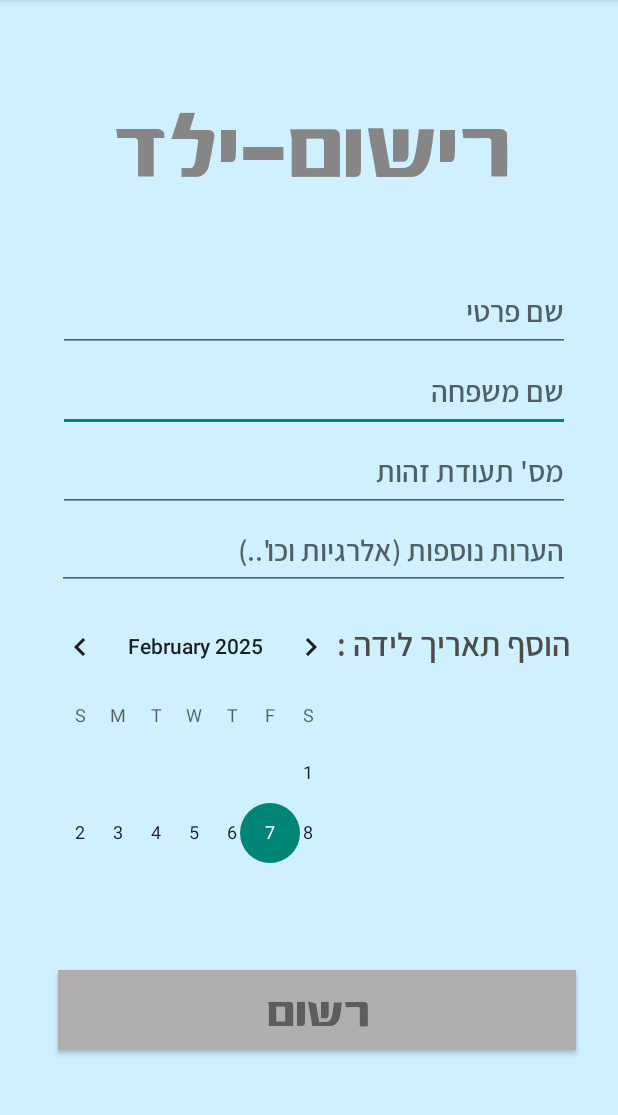
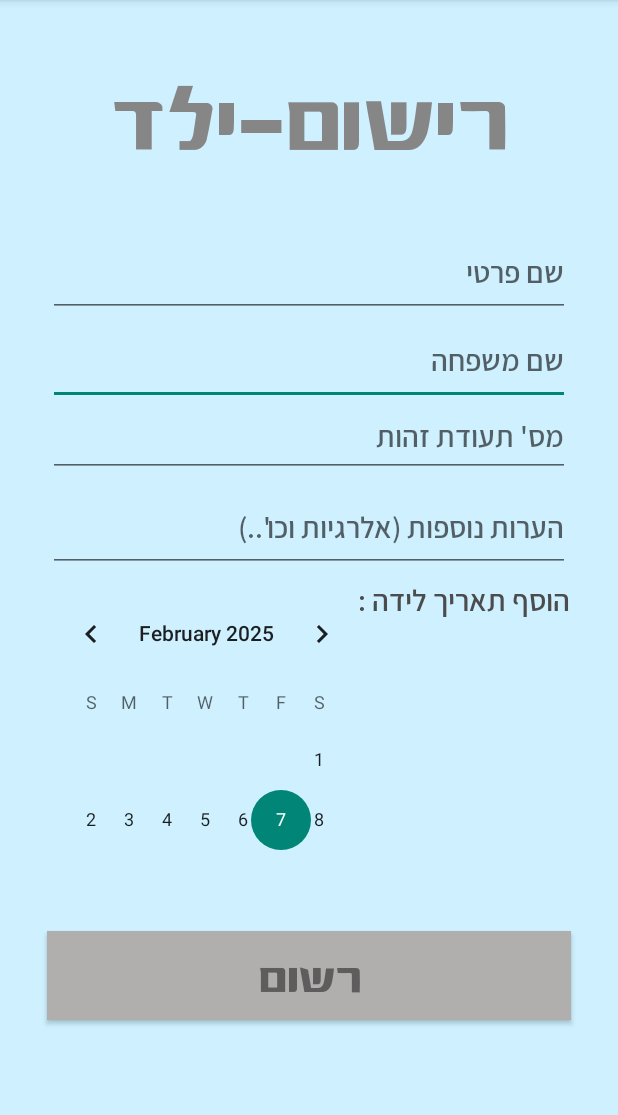
Before and after one commit to NoyaYpixel/seeAble, an Android app: the AddChild screen opened directly, with no data from a screen before it, on a phone screen of 412 x 824 dp, the part 84-1199 px from its top. Run offline under Robolectric (Android 15) with nearby library versions, the phone set to English and light mode, and no system bars; our stand-ins replace Firebase (no records; nobody signed in at launch, a user with empty details on screens opened directly).

Commit message:
eod 24.1.25

```diff
--- a/app/src/main/java/com/example/seeable/screens/Login.java
+++ b/app/src/main/java/com/example/seeable/screens/Login.java
@@ -73,7 +73,7 @@ public class Login extends AppCompatActivity implements View.OnClickListener {
                         // Sign in success, update UI with the signed-in user's information
                        // SharedPreferencesUtil.saveUser(Login.this, user);
                         Log.d("TAG", "signInWithEmail:success");
-                        Intent go = new Intent(getApplicationContext(), AddUserTeam.class);
+                        Intent go = new Intent(getApplicationContext(), SendAPublicMessage.class);
                         startActivity(go);
                     }
 
--- a/app/src/main/res/layout/activity_add_child.xml
+++ b/app/src/main/res/layout/activity_add_child.xml
@@ -9,66 +9,121 @@
     tools:context=".screens.AddChild">
 
 
+    <Button
+        android:id="@+id/button"
+        android:layout_width="0dp"
+        android:layout_height="0dp"
+        android:layout_marginStart="31dp"
+        android:layout_marginEnd="31dp"
+        android:layout_marginBottom="88dp"
+        android:background="#B1AEAE"
+        android:fontFamily="@font/asakimboldwebfont"
+        android:text="רשום"
+        android:textColor="#5E5C5C"
+        android:textSize="35dp"
+        app:layout_constraintBottom_toBottomOf="parent"
+        app:layout_constraintEnd_toEndOf="parent"
+        app:layout_constraintStart_toStartOf="parent"
+        app:layout_constraintTop_toBottomOf="@+id/tvbirthdayC" />
+
+    <CalendarView
+        android:id="@+id/birthdayC"
+        android:layout_width="219dp"
+        android:layout_height="178dp"
+        android:layout_marginStart="28dp"
+        android:layout_marginTop="200dp"
+        android:layout_marginBottom="201dp"
+        app:layout_constraintBottom_toBottomOf="parent"
+        app:layout_constraintStart_toStartOf="parent"
+        app:layout_constraintTop_toTopOf="@+id/etCFName"
+        app:layout_constraintVertical_bias="1.0" />
+
     <EditText
         android:id="@+id/etCLName"
-        android:layout_width="341dp"
-        android:layout_height="53dp"
-        android:layout_marginEnd="32dp"
+        android:layout_width="0dp"
+        android:layout_height="0dp"
+        android:layout_marginBottom="52dp"
         android:ems="10"
         android:fontFamily="@font/assistantsemibold"
         android:hint="שם משפחה"
         android:inputType="text"
         android:textSize="20sp"
-        app:layout_constraintBottom_toTopOf="@+id/etCId"
-        app:layout_constraintEnd_toEndOf="parent" />
+        app:layout_constraintBottom_toTopOf="@+id/etCommentsC"
+        app:layout_constraintEnd_toEndOf="@+id/etCId"
+        app:layout_constraintHorizontal_bias="1.0"
+        app:layout_constraintStart_toStartOf="@+id/etCId"
+        app:layout_constraintTop_toBottomOf="@+id/etCFName" />
+
+    <TextView
+        android:id="@+id/tvbirthdayC"
+        android:layout_width="188dp"
+        android:layout_height="0dp"
+        android:layout_marginEnd="32dp"
+        android:layout_marginBottom="175dp"
+        android:fontFamily="@font/assistantsemibold"
+        android:text="הוסף תאריך לידה :"
+        android:textColor="#4C4C4C"
+        android:textSize="20sp"
+        app:layout_constraintBottom_toTopOf="@+id/button"
+        app:layout_constraintEnd_toEndOf="parent"
+        app:layout_constraintTop_toBottomOf="@+id/etCommentsC" />
+
+    <EditText
+        android:id="@+id/etCommentsC"
+        android:layout_width="0dp"
+        android:layout_height="0dp"
+        android:layout_marginStart="4dp"
+        android:layout_marginBottom="5dp"
+        android:ems="10"
+        android:fontFamily="@font/assistantsemibold"
+        android:hint="הערות נוספות (אלרגיות וכו'..)"
+        android:inputType="text"
+        android:textSize="20sp"
+        app:layout_constraintBottom_toTopOf="@+id/tvbirthdayC"
+        app:layout_constraintEnd_toEndOf="@+id/tvbirthdayC"
+        app:layout_constraintHorizontal_bias="1.0"
+        app:layout_constraintStart_toStartOf="@+id/birthdayC"
+        app:layout_constraintTop_toBottomOf="@+id/etCLName" />
 
     <EditText
         android:id="@+id/etCId"
-        android:layout_width="341dp"
+        android:layout_width="0dp"
         android:layout_height="53dp"
-        android:layout_marginEnd="32dp"
+        android:layout_marginTop="53dp"
+        android:layout_marginBottom="51dp"
         android:ems="10"
         android:fontFamily="@font/assistantsemibold"
         android:hint="מס' תעודת זהות"
         android:inputType="text"
         android:textSize="20sp"
-        app:layout_constraintBottom_toTopOf="@+id/etCommentsC"
-        app:layout_constraintEnd_toEndOf="parent" />
+        app:layout_constraintBottom_toBottomOf="@+id/etCommentsC"
+        app:layout_constraintEnd_toEndOf="@+id/etCommentsC"
+        app:layout_constraintHorizontal_bias="1.0"
+        app:layout_constraintStart_toStartOf="@+id/etCommentsC"
+        app:layout_constraintTop_toTopOf="@+id/etCLName"
+        app:layout_constraintVertical_bias="0.0" />
 
     <EditText
         android:id="@+id/etCFName"
-        android:layout_width="341dp"
-        android:layout_height="53dp"
-        android:layout_marginEnd="32dp"
+        android:layout_width="0dp"
+        android:layout_height="0dp"
         android:ems="10"
         android:fontFamily="@font/assistantsemibold"
         android:hint="שם פרטי"
         android:inputType="text"
         android:textSize="20sp"
         app:layout_constraintBottom_toTopOf="@+id/etCLName"
-        app:layout_constraintEnd_toEndOf="parent" />
-
-    <EditText
-        android:id="@+id/etCommentsC"
-        android:layout_width="342dp"
-        android:layout_height="52dp"
-        android:layout_marginEnd="32dp"
-        android:layout_marginBottom="4dp"
-        android:ems="10"
-        android:fontFamily="@font/assistantsemibold"
-        android:hint="הערות נוספות (אלרגיות וכו'..)"
-        android:inputType="text"
-        android:textSize="20sp"
-        app:layout_constraintBottom_toTopOf="@+id/birthdayC"
-        app:layout_constraintEnd_toEndOf="parent" />
+        app:layout_constraintEnd_toEndOf="@+id/etCLName"
+        app:layout_constraintHorizontal_bias="1.0"
+        app:layout_constraintStart_toStartOf="@+id/etCLName"
+        app:layout_constraintTop_toBottomOf="@+id/textView" />
 
     <TextView
         android:id="@+id/textView"
         android:layout_width="wrap_content"
         android:layout_height="wrap_content"
         android:layout_marginTop="44dp"
-        android:layout_marginEnd="72dp"
-        android:layout_marginBottom="34dp"
+        android:layout_marginBottom="40dp"
         android:fontFamily="@font/asakimboldwebfont"
         android:text="רישום-ילד"
         android:textColor="#878686"
@@ -76,42 +131,7 @@
         android:typeface="serif"
         app:layout_constraintBottom_toTopOf="@+id/etCFName"
         app:layout_constraintEnd_toEndOf="parent"
+        app:layout_constraintStart_toStartOf="parent"
         app:layout_constraintTop_toTopOf="parent" />
 
-    <Button
-        android:id="@+id/button"
-        android:layout_width="345dp"
-        android:layout_height="53dp"
-        android:layout_marginEnd="28dp"
-        android:layout_marginBottom="68dp"
-        android:background="#B1AEAE"
-        android:fontFamily="@font/asakimboldwebfont"
-        android:text="רשום"
-        android:textColor="#5E5C5C"
-        android:textSize="35dp"
-        app:layout_constraintBottom_toBottomOf="parent"
-        app:layout_constraintEnd_toEndOf="parent" />
-
-    <CalendarView
-        android:id="@+id/birthdayC"
-        android:layout_width="219dp"
-        android:layout_height="178dp"
-        android:layout_marginEnd="140dp"
-        android:layout_marginBottom="71dp"
-        app:layout_constraintBottom_toTopOf="@+id/button"
-        app:layout_constraintEnd_toEndOf="@+id/tvbirthday" />
-
-    <TextView
-        android:id="@+id/tvbirthday"
-        android:layout_width="188dp"
-        android:layout_height="48dp"
-        android:layout_marginTop="21dp"
-        android:layout_marginEnd="32dp"
-        android:fontFamily="@font/assistantsemibold"
-        android:text="הוסף תאריך לידה :"
-        android:textColor="#4C4C4C"
-        android:textSize="22sp"
-        app:layout_constraintEnd_toEndOf="parent"
-        app:layout_constraintTop_toBottomOf="@+id/etCommentsC" />
-
 </androidx.constraintlayout.widget.ConstraintLayout>
```
Also changed, not shown: app/src/main/java/com/example/seeable/model/Message.java (added, +74 -0 lines), app/src/main/java/com/example/seeable/screens/SendAPublicMessage.java (+55 -1 lines), app/src/main/java/com/example/seeable/services/DatabaseService.java (+21 -0 lines), app/src/main/res/layout/activity_send_apublic_message.xml (+38 -39 lines).
